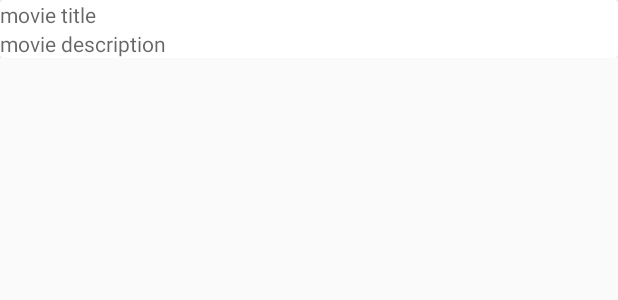
After one commit to arutkayb/PopularMovies, an Android app: the layout overview_card_item.xml on its own in the app's theme, with its tools: preview values and no code run, on a phone screen of 412 x 824 dp. The commit adds this screen. Shown: the top 300 px of the screen. Run offline under Robolectric (Android 15) with nearby library versions, the phone set to English and light mode, and no system bars.

Commit message:
RecyclerView classes are created for Movie overview activity

```diff
--- a/app/src/main/AndroidManifest.xml
+++ b/app/src/main/AndroidManifest.xml
@@ -1,6 +1,8 @@
 <?xml version="1.0" encoding="utf-8"?>
 <manifest xmlns:android="http://schemas.android.com/apk/res/android"
     package="nd.centertableinc.popularmovies1">
+
+    <uses-permission android:name="android.permission.INTERNET" />
 
     <application
         android:allowBackup="true"
@@ -9,13 +11,14 @@
         android:roundIcon="@mipmap/ic_launcher_round"
         android:supportsRtl="true"
         android:theme="@style/AppTheme">
-        <activity android:name=".MainActivity">
+        <activity android:name=".Activity.MovieOverviewActivity">
             <intent-filter>
                 <action android:name="android.intent.action.MAIN" />
 
                 <category android:name="android.intent.category.LAUNCHER" />
             </intent-filter>
         </activity>
+        <activity android:name=".Activity.MovieDetailsActivity"></activity>
     </application>
 
 </manifest>
--- /dev/null
+++ b/app/src/main/res/layout-land/overview_card_item.xml
@@ -0,0 +1,46 @@
+<?xml version="1.0" encoding="utf-8"?>
+<LinearLayout
+    xmlns:android="http://schemas.android.com/apk/res/android"
+    android:layout_height="wrap_content"
+    android:layout_width="match_parent">
+
+    <android.support.v7.widget.CardView
+        android:layout_height="wrap_content"
+        android:layout_width="match_parent">
+
+        <LinearLayout
+            android:layout_width="match_parent"
+            android:layout_height="wrap_content"
+            android:orientation="horizontal">
+
+            <ImageView
+                android:layout_width="wrap_content"
+                android:layout_height="wrap_content"
+                android:id="@+id/overview_image_view"
+                android:contentDescription="@string/overview_movie_content_description"
+                android:layout_weight="0.4"/>
+
+            <LinearLayout
+                android:layout_width="wrap_content"
+                android:layout_height="wrap_content"
+                android:orientation="vertical"
+                android:layout_weight="0.6">
+
+                <TextView
+                    android:layout_width="match_parent"
+                    android:layout_height="wrap_content"
+                    android:id="@+id/overview_title"
+                    android:hint="movie title"/>
+
+                <TextView
+                    android:layout_width="match_parent"
+                    android:layout_height="wrap_content"
+                    android:id="@+id/overview_description"
+                    android:hint="movie description"/>
+            </LinearLayout>
+
+
+        </LinearLayout>
+
+    </android.support.v7.widget.CardView>
+</LinearLayout>
--- /dev/null
+++ b/app/src/main/res/layout/overview_card_item.xml
@@ -0,0 +1,37 @@
+<?xml version="1.0" encoding="utf-8"?>
+<LinearLayout
+    xmlns:android="http://schemas.android.com/apk/res/android"
+    android:layout_height="wrap_content"
+    android:layout_width="match_parent">
+
+    <android.support.v7.widget.CardView
+        android:layout_height="wrap_content"
+        android:layout_width="match_parent">
+
+        <LinearLayout
+            android:layout_width="match_parent"
+            android:layout_height="wrap_content"
+            android:orientation="vertical">
+
+            <ImageView
+                android:layout_width="match_parent"
+                android:layout_height="wrap_content"
+                android:id="@+id/overview_image_view"
+                android:contentDescription="@string/overview_movie_content_description"/>
+
+            <TextView
+                android:layout_width="match_parent"
+                android:layout_height="wrap_content"
+                android:id="@+id/overview_title"
+                android:hint="movie title"/>
+
+            <TextView
+                android:layout_width="match_parent"
+                android:layout_height="wrap_content"
+                android:id="@+id/overview_description"
+                android:hint="movie description"/>
+
+        </LinearLayout>
+
+    </android.support.v7.widget.CardView>
+</LinearLayout>
--- a/app/src/main/res/values/colors.xml
+++ b/app/src/main/res/values/colors.xml
@@ -1,6 +1,6 @@
 <?xml version="1.0" encoding="utf-8"?>
 <resources>
-    <color name="colorPrimary">#3F51B5</color>
-    <color name="colorPrimaryDark">#303F9F</color>
-    <color name="colorAccent">#FF4081</color>
+    <color name="colorPrimary">#FF9800</color>
+    <color name="colorPrimaryDark">#F57C00</color>
+    <color name="colorAccent">#009688</color>
 </resources>
--- a/app/src/main/res/values/strings.xml
+++ b/app/src/main/res/values/strings.xml
@@ -1,3 +1,5 @@
 <resources>
     <string name="app_name">PopularMovies1</string>
+    <string name="api_key"></string>
+    <string name="overview_movie_content_description">Movie Image</string>
 </resources>
```
Also changed, not shown: app/build.gradle (+8 -1 lines), app/src/main/java/nd/centertableinc/popularmovies1/Activity/MovieDetailsActivity.java (added, +15 -0 lines), app/src/main/java/nd/centertableinc/popularmovies1/Activity/MovieOverviewActivity.java (renamed from app/src/main/java/nd/centertableinc/popularmovies1/MainActivity.java, +8 -2 lines), app/src/main/java/nd/centertableinc/popularmovies1/Adapter/MovieOverviewAdapter.java (added, +62 -0 lines), app/src/main/java/nd/centertableinc/popularmovies1/Data/RecyclerViewItems/OverviewItem.java (added, +9 -0 lines), app/src/main/java/nd/centertableinc/popularmovies1/Data/Utils/JsonUtil.java (added, +8 -0 lines), app/src/main/java/nd/centertableinc/popularmovies1/Data/Utils/MovieDbUtil.java (added, +40 -0 lines), app/src/main/res/layout/activity_main.xml (+10 -9 lines), app/src/main/res/layout/activity_movie_details.xml (added, +9 -0 lines).
